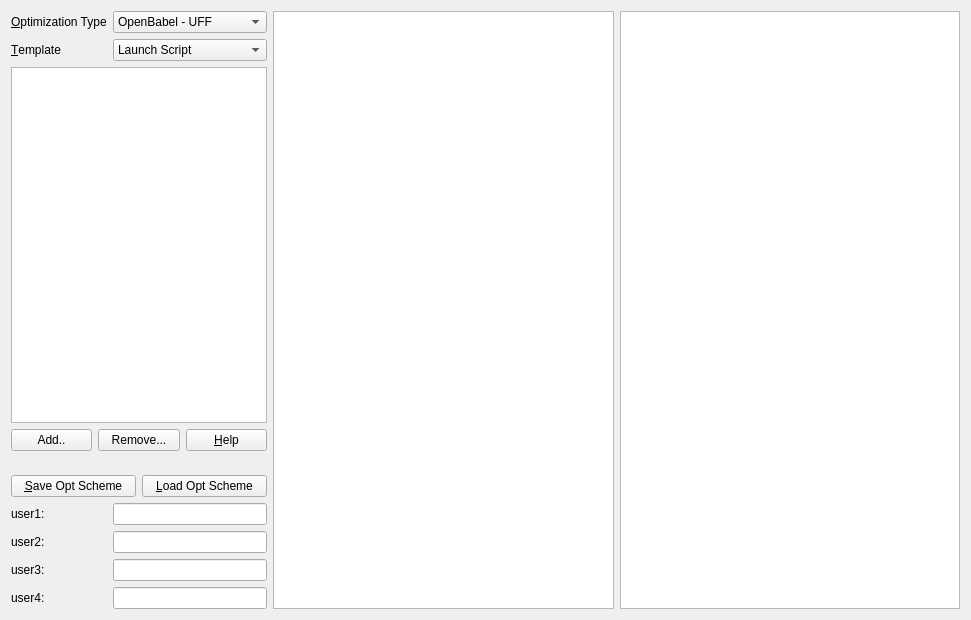
xtalopt/XtalOpt, file src/gapc/ui/tab_edit.ui: the form before one commit.
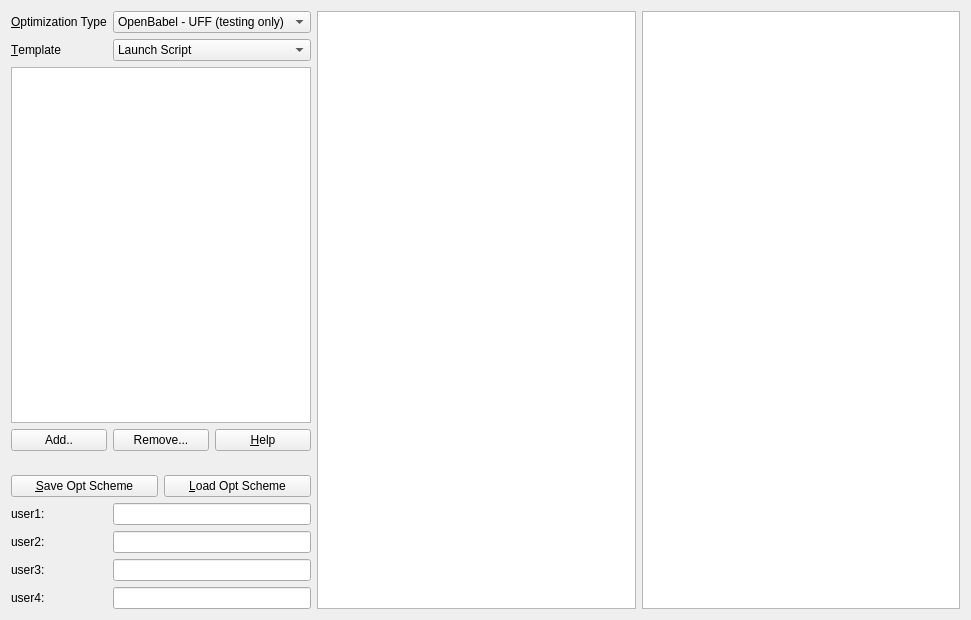
The form after the commit.

```diff
--- a/src/gapc/ui/tab_edit.ui
+++ b/src/gapc/ui/tab_edit.ui
@@ -111,7 +111,12 @@
     <widget class="QComboBox" name="combo_optType">
      <item>
       <property name="text">
-       <string>OpenBabel - UFF</string>
+       <string>OpenBabel - UFF (testing only)</string>
+      </property>
+     </item>
+     <item>
+      <property name="text">
+       <string>ADF</string>
       </property>
      </item>
     </widget>
```
